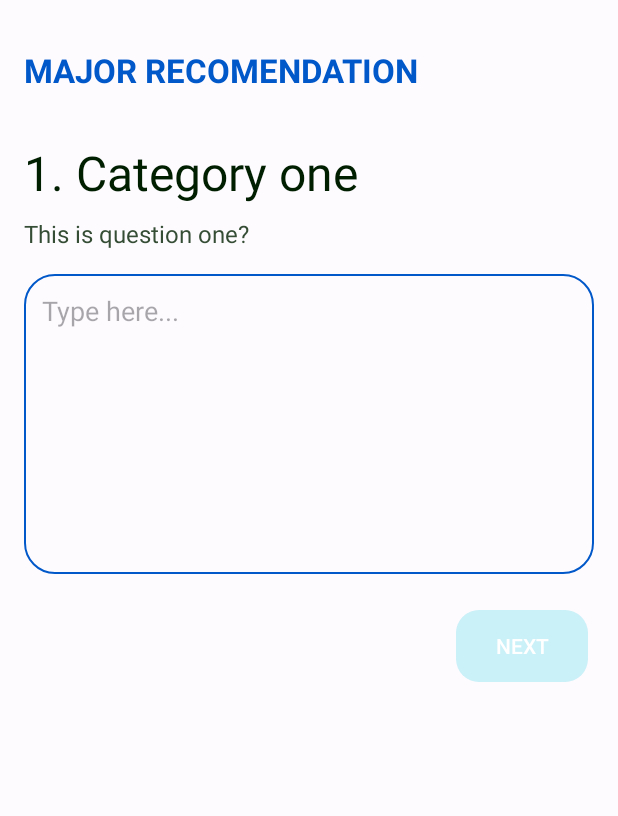
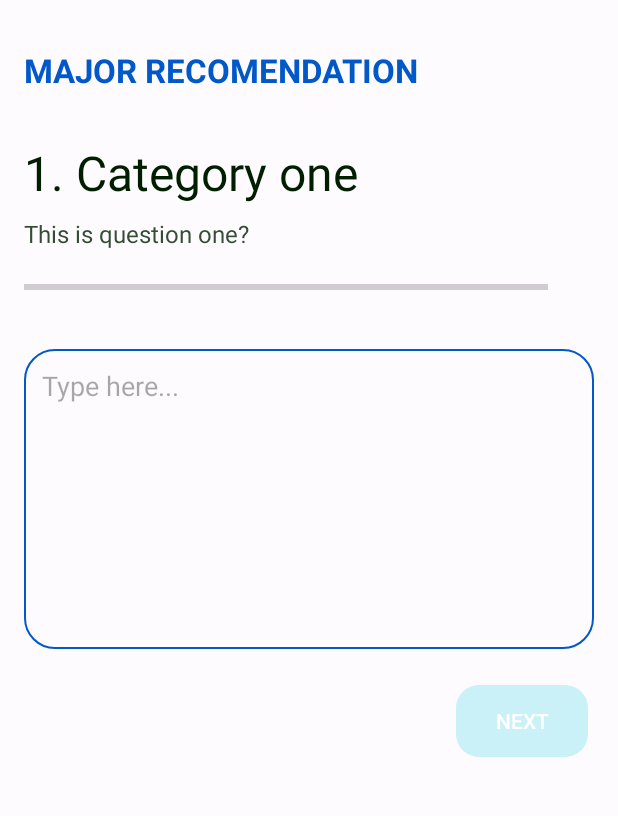
Before and after one commit to deress/VisitCampus, an Android app: the MajorRecomendationActivity screen opened directly, with no data from a screen before it, on a phone screen of 412 x 824 dp, the part 96-912 px from its top. Run offline under Robolectric (Android 15) with nearby library versions, the phone set to English and light mode, and no system bars.

Commit message:
Add linear progressbar

```diff
--- a/app/src/main/java/com/dicoding/visitcampus/ui/major/MajorRecomendationActivity.kt
+++ b/app/src/main/java/com/dicoding/visitcampus/ui/major/MajorRecomendationActivity.kt
@@ -46,6 +46,8 @@ class MajorRecomendationActivity : AppCompatActivity() {
 
         binding.btnCheckRecomendation.setOnClickListener {
             currentQuestion++
+            binding.progressBar.progress = currentQuestion
+            binding.tvProgress.text = "$currentQuestion" + "/" + "${questions!!.size}"
             Log.i("MajorRecomendationActivity", "$currentQuestion")
             if (questions.size == currentQuestion) {
                 result.add(binding.etMessageBox.text.toString())
--- a/app/src/main/res/layout/activity_major_recomendation.xml
+++ b/app/src/main/res/layout/activity_major_recomendation.xml
@@ -97,6 +97,43 @@
         app:layout_constraintStart_toStartOf="@+id/tv_question"
         app:layout_constraintTop_toBottomOf="@+id/tv_question" />
 
+    <LinearLayout
+        android:id="@+id/ll_progress_details"
+        android:layout_width="match_parent"
+        android:layout_height="wrap_content"
+        android:layout_marginStart="16dp"
+        android:layout_marginEnd="16dp"
+        app:layout_constraintTop_toBottomOf="@id/tv_question2"
+        app:layout_constraintStart_toStartOf="parent"
+        app:layout_constraintEnd_toEndOf="parent"
+        android:gravity="center_vertical"
+        android:orientation="horizontal">
+
+        <ProgressBar
+            android:id="@+id/progressBar"
+            style="?android:attr/progressBarStyleHorizontal"
+            android:layout_width="0dp"
+            android:layout_height="wrap_content"
+            android:layout_weight="1"
+            android:indeterminate="false"
+            android:max="4"
+            android:minHeight="50dp"
+            android:progress="0">
+        </ProgressBar>
+
+        <TextView
+            android:id="@+id/tv_progress"
+            android:layout_width="wrap_content"
+            android:layout_height="wrap_content"
+            android:gravity="center"
+            android:padding="15dp"
+            android:textColorHint="#7A8089"
+            android:textSize="14sp"
+            tools:text="0/10">
+        </TextView>
+
+    </LinearLayout>
+
     <EditText
         android:id="@+id/et_message_box"
         android:layout_width="match_parent"
@@ -114,7 +151,7 @@
         tools:alpha="1"
         app:layout_constraintEnd_toEndOf="@+id/tv_question2"
         app:layout_constraintStart_toStartOf="@+id/tv_question2"
-        app:layout_constraintTop_toBottomOf="@+id/tv_question2" />
+        app:layout_constraintTop_toBottomOf="@+id/ll_progress_details" />
 
     <com.dicoding.visitcampus.ui.customview.MyActionButton
         android:id="@+id/btn_check_recomendation"
```
